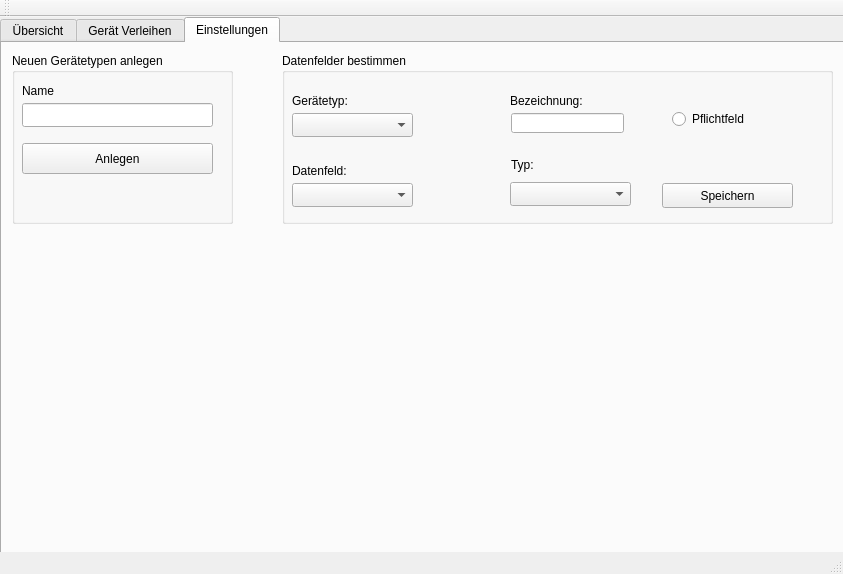
Qt form mainwindow.ui (Psycl0p7/Projekt-2-Verleihsoftware) before a commit.
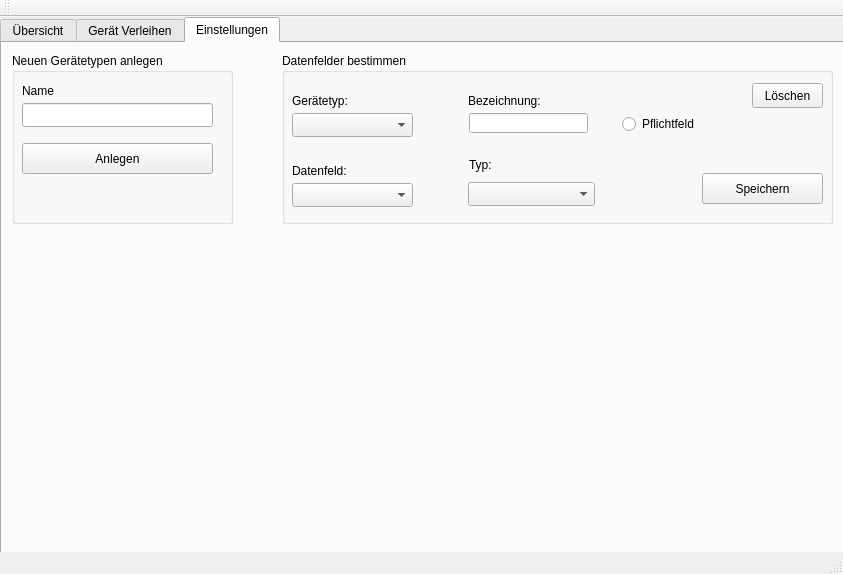
The same form after that commit.

The edit to the form file:
```diff
--- a/mainwindow.ui
+++ b/mainwindow.ui
@@ -150,9 +150,9 @@
       <widget class="QLineEdit" name="edt_datenfeldBezeichnung">
        <property name="geometry">
         <rect>
-         <x>229</x>
+         <x>187</x>
          <y>60</y>
-         <width>113</width>
+         <width>119</width>
          <height>20</height>
         </rect>
        </property>
@@ -160,9 +160,9 @@
       <widget class="QLabel" name="label_5">
        <property name="geometry">
         <rect>
-         <x>229</x>
+         <x>187</x>
          <y>104</y>
-         <width>111</width>
+         <width>117</width>
          <height>16</height>
         </rect>
        </property>
@@ -173,9 +173,9 @@
       <widget class="QComboBox" name="cb_datenfeldTyp">
        <property name="geometry">
         <rect>
-         <x>228</x>
+         <x>186</x>
          <y>129</y>
-         <width>121</width>
+         <width>127</width>
          <height>24</height>
         </rect>
        </property>
@@ -183,9 +183,9 @@
       <widget class="QLabel" name="label_6">
        <property name="geometry">
         <rect>
-         <x>228</x>
+         <x>186</x>
          <y>40</y>
-         <width>111</width>
+         <width>117</width>
          <height>16</height>
         </rect>
        </property>
@@ -196,9 +196,9 @@
       <widget class="QRadioButton" name="rb_pflichtfeld">
        <property name="geometry">
         <rect>
-         <x>390</x>
-         <y>55</y>
-         <width>97</width>
+         <x>340</x>
+         <y>60</y>
+         <width>103</width>
          <height>22</height>
         </rect>
        </property>
@@ -209,16 +209,29 @@
       <widget class="QPushButton" name="btn_speichern">
        <property name="geometry">
         <rect>
-         <x>380</x>
-         <y>130</y>
-         <width>131</width>
-         <height>25</height>
+         <x>420</x>
+         <y>120</y>
+         <width>121</width>
+         <height>31</height>
         </rect>
        </property>
        <property name="text">
         <string>Speichern</string>
        </property>
       </widget>
+      <widget class="QPushButton" name="btn_deleteCustomField">
+       <property name="geometry">
+        <rect>
+         <x>470</x>
+         <y>30</y>
+         <width>71</width>
+         <height>25</height>
+        </rect>
+       </property>
+       <property name="text">
+        <string>Löschen</string>
+       </property>
+      </widget>
      </widget>
     </widget>
    </widget>
```
Left out of the diff: 2 changed lines with no effect on the pictures.
